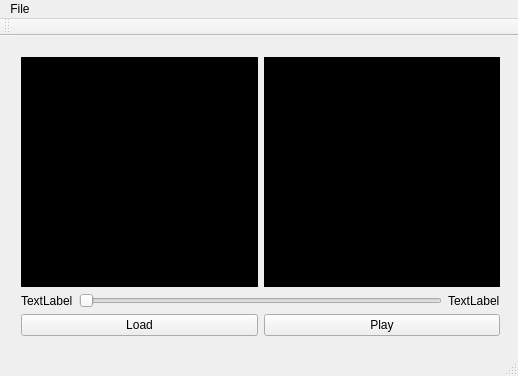
Ahziel/TrafficDetector, file views/mainwindow.ui: the form before one commit.
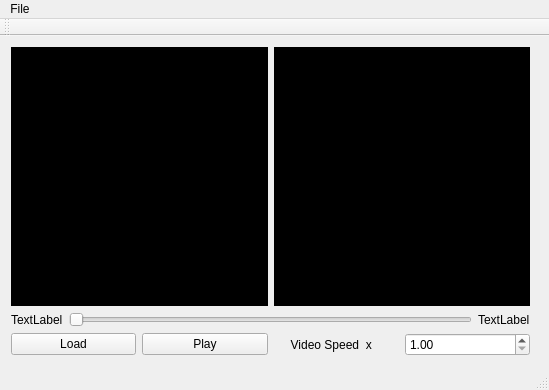
The form after the commit.

Diff of the .ui file:
```diff
--- a/views/mainwindow.ui
+++ b/views/mainwindow.ui
@@ -6,26 +6,61 @@
    <rect>
     <x>0</x>
     <y>0</y>
-    <width>518</width>
-    <height>376</height>
+    <width>549</width>
+    <height>390</height>
    </rect>
   </property>
+  <property name="sizePolicy">
+   <sizepolicy hsizetype="Fixed" vsizetype="Fixed">
+    <horstretch>0</horstretch>
+    <verstretch>0</verstretch>
+   </sizepolicy>
+  </property>
+  <property name="minimumSize">
+   <size>
+    <width>549</width>
+    <height>390</height>
+   </size>
+  </property>
+  <property name="maximumSize">
+   <size>
+    <width>16777215</width>
+    <height>16777215</height>
+   </size>
+  </property>
+  <property name="sizeIncrement">
+   <size>
+    <width>1</width>
+    <height>1</height>
+   </size>
+  </property>
   <property name="windowTitle">
    <string>MainWindow</string>
   </property>
   <widget class="QWidget" name="centralWidget">
-   <widget class="QWidget" name="verticalLayoutWidget">
+   <property name="sizePolicy">
+    <sizepolicy hsizetype="Expanding" vsizetype="Expanding">
+     <horstretch>0</horstretch>
+     <verstretch>0</verstretch>
+    </sizepolicy>
+   </property>
+   <widget class="QWidget" name="gridLayoutWidget">
     <property name="geometry">
      <rect>
-      <x>10</x>
-      <y>10</y>
-      <width>501</width>
-      <height>301</height>
+      <x>0</x>
+      <y>0</y>
+      <width>541</width>
+      <height>331</height>
      </rect>
     </property>
+    <layout class="QGridLayout" name="gridLayout">
+     <property name="sizeConstraint">
+      <enum>QLayout::SetMaximumSize</enum>
+     </property>
+     <item row="0" column="0">
     <layout class="QVBoxLayout" name="verticalLayout">
      <property name="sizeConstraint">
-      <enum>QLayout::SetDefaultConstraint</enum>
+        <enum>QLayout::SetNoConstraint</enum>
      </property>
      <item>
       <layout class="QHBoxLayout" name="horizontalLayout_3">
@@ -35,7 +70,7 @@
        <item>
         <widget class="QLabel" name="video">
          <property name="sizePolicy">
-          <sizepolicy hsizetype="Preferred" vsizetype="Expanding">
+            <sizepolicy hsizetype="Expanding" vsizetype="Expanding">
            <horstretch>0</horstretch>
            <verstretch>0</verstretch>
           </sizepolicy>
@@ -50,6 +85,12 @@
        </item>
        <item>
         <widget class="QLabel" name="video_2">
+           <property name="sizePolicy">
+            <sizepolicy hsizetype="Expanding" vsizetype="Expanding">
+             <horstretch>0</horstretch>
+             <verstretch>0</verstretch>
+            </sizepolicy>
+           </property>
          <property name="styleSheet">
           <string notr="true">Background-color: #000;</string>
          </property>
@@ -63,7 +104,7 @@
      <item>
       <layout class="QHBoxLayout" name="horizontalLayout_2">
        <property name="sizeConstraint">
-        <enum>QLayout::SetMinimumSize</enum>
+          <enum>QLayout::SetMaximumSize</enum>
        </property>
        <item>
         <widget class="QLabel" name="currentTime">
@@ -91,7 +132,7 @@
      <item>
       <layout class="QHBoxLayout" name="horizontalLayoutButton">
        <property name="sizeConstraint">
-        <enum>QLayout::SetMinimumSize</enum>
+          <enum>QLayout::SetMaximumSize</enum>
        </property>
        <item>
         <widget class="QPushButton" name="loadButton">
@@ -107,6 +148,31 @@
          </property>
         </widget>
        </item>
+         <item>
+          <widget class="QLabel" name="label">
+           <property name="text">
+            <string>     Video Speed  x </string>
+           </property>
+          </widget>
+         </item>
+         <item>
+          <widget class="QDoubleSpinBox" name="frameRate">
+           <property name="minimum">
+            <double>1.000000000000000</double>
+           </property>
+           <property name="maximum">
+            <double>5.000000000000000</double>
+           </property>
+           <property name="singleStep">
+            <double>0.500000000000000</double>
+           </property>
+           <property name="value">
+            <double>1.000000000000000</double>
+           </property>
+          </widget>
+         </item>
+        </layout>
+       </item>
       </layout>
      </item>
     </layout>
@@ -117,7 +183,7 @@
     <rect>
      <x>0</x>
      <y>0</y>
-     <width>518</width>
+     <width>549</width>
      <height>19</height>
     </rect>
    </property>
```
Left out of the diff: 5 changed lines with no effect on the pictures. Lines whose indentation alone changed are shown as unchanged.
